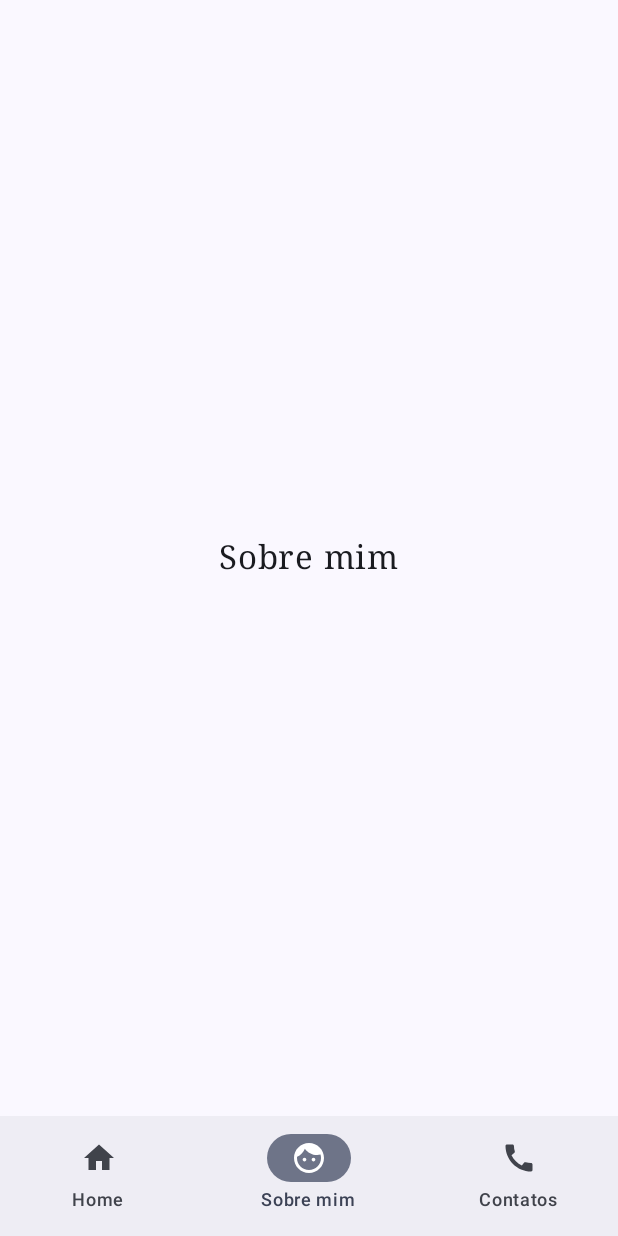
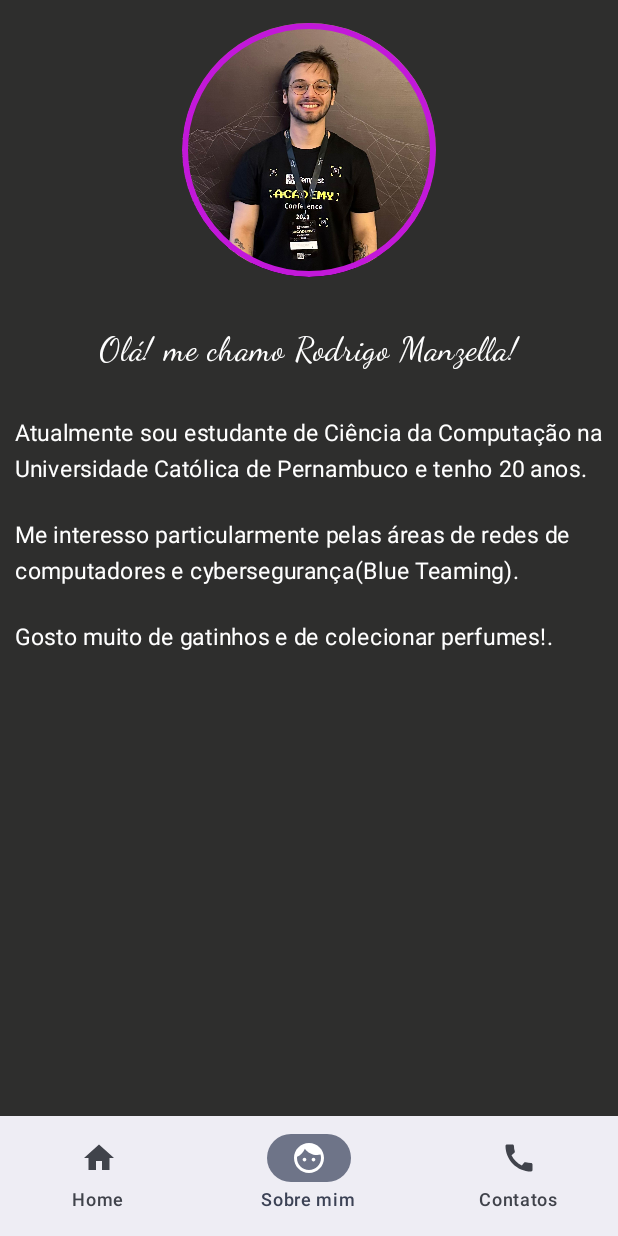
Before and after one commit to RodManzella/SinglePortfolio-JetpackCompose, an Android app built with Jetpack Compose: the SobreMim screen opened through its navigation route, on a phone screen of 412 x 824 dp. Run offline under Robolectric (Android 15) with nearby library versions, the phone set to English and light mode, and no system bars.

Commit message:
sobre mim

```diff
--- a/app/src/main/java/com/example/dugs_jetpackcompose/screens/SobreMim.kt
+++ b/app/src/main/java/com/example/dugs_jetpackcompose/screens/SobreMim.kt
@@ -1,24 +1,91 @@
 package com.example.dugs_jetpackcompose.screens
 
+import androidx.compose.foundation.BorderStroke
+import androidx.compose.foundation.Image
+import androidx.compose.foundation.background
+import androidx.compose.foundation.border
 import androidx.compose.foundation.layout.Box
+import androidx.compose.foundation.layout.Column
 import androidx.compose.foundation.layout.fillMaxSize
+import androidx.compose.foundation.layout.padding
+import androidx.compose.foundation.layout.size
+import androidx.compose.foundation.shape.CircleShape
 import androidx.compose.material3.Text
 import androidx.compose.runtime.Composable
 import androidx.compose.ui.Alignment
 import androidx.compose.ui.Modifier
+import androidx.compose.ui.draw.clip
+import androidx.compose.ui.graphics.Color
+import androidx.compose.ui.layout.ContentScale
+import androidx.compose.ui.res.painterResource
 import androidx.compose.ui.text.font.FontFamily
+import androidx.compose.ui.unit.dp
 import androidx.compose.ui.unit.sp
 import androidx.navigation.NavHostController
+import com.example.dugs_jetpackcompose.R
 
 @Composable
 fun SobreMim(navController: NavHostController) {
     Box(
         modifier = Modifier
             .fillMaxSize(),
-        contentAlignment = Alignment.Center){
-        Text(text = "Sobre mim",
-            fontFamily = FontFamily.Serif,
-            fontSize = 22.sp
-        )
+        contentAlignment = Alignment.TopCenter){
+        Column(
+            modifier = Modifier
+                .background(Color(0xFF2e2e2d))
+                .fillMaxSize()
+        ){
+            Image(
+                painter = painterResource(id = R.drawable.euuu),
+                contentDescription = null,
+                contentScale = ContentScale.Crop,
+                modifier = Modifier
+                    .size(200.dp)
+                    .padding(15.dp)
+                    .clip(CircleShape)
+                    .align(Alignment.CenterHorizontally)
+                    .border(
+                        BorderStroke(4.dp, Color(0xFFc218d9)),
+                        CircleShape
+                    ),
+
+                )
+            Text(text = "Olá! me chamo Rodrigo Manzella!",
+                color = Color.White,
+                fontFamily = FontFamily.Cursive,
+                modifier = Modifier
+                    .padding(20.dp)
+                    .align(Alignment.CenterHorizontally),
+                fontSize = 22.sp
+            )
+
+            Text(text = "Atualmente sou estudante de Ciência da Computação na Universidade Católica de Pernambuco e tenho 20 anos.",
+                color = Color.White,
+                fontFamily = FontFamily.SansSerif,
+                modifier = Modifier
+                    .padding(10.dp)
+                    .align(Alignment.Start),
+                fontSize = 15.sp
+            )
+
+            Text(text = "Me interesso particularmente pelas áreas de redes de computadores e cybersegurança(Blue Teaming).",
+                color = Color.White,
+                fontFamily = FontFamily.SansSerif,
+                modifier = Modifier
+                    .padding(10.dp)
+                    .align(Alignment.Start),
+                fontSize = 15.sp
+            )
+
+            Text(text = "Gosto muito de gatinhos e de colecionar perfumes!.",
+                color = Color.White,
+                fontFamily = FontFamily.SansSerif,
+                modifier = Modifier
+                    .padding(10.dp)
+                    .align(Alignment.Start),
+                fontSize = 15.sp
+            )
+
+        }
     }
 }
```
